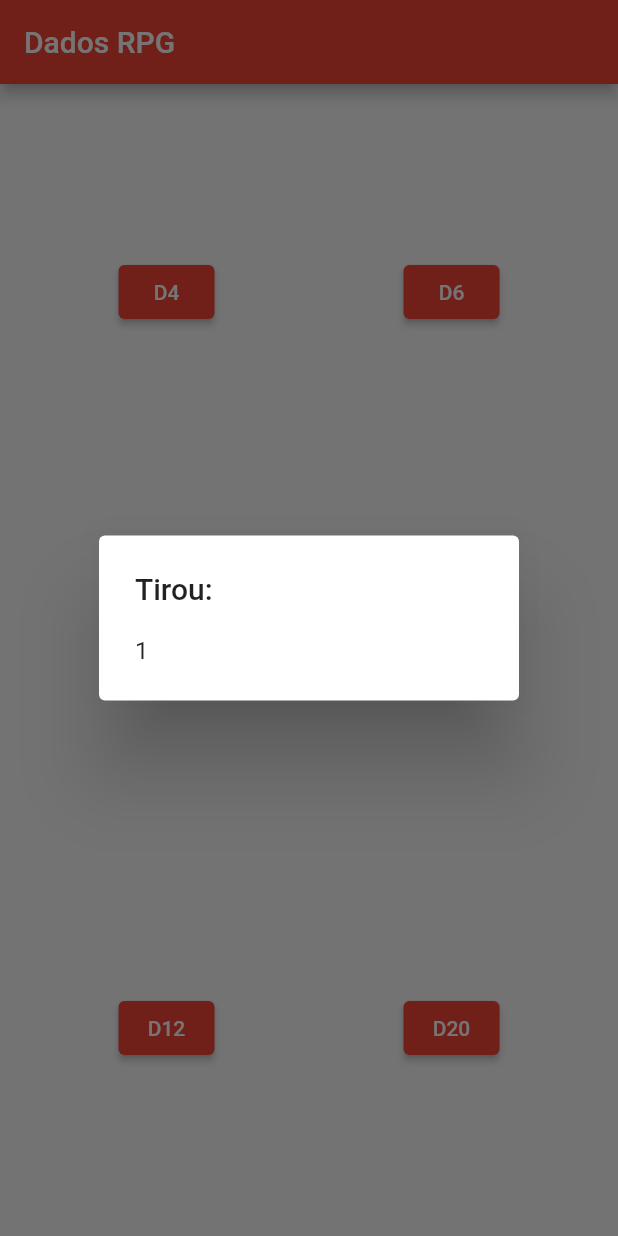
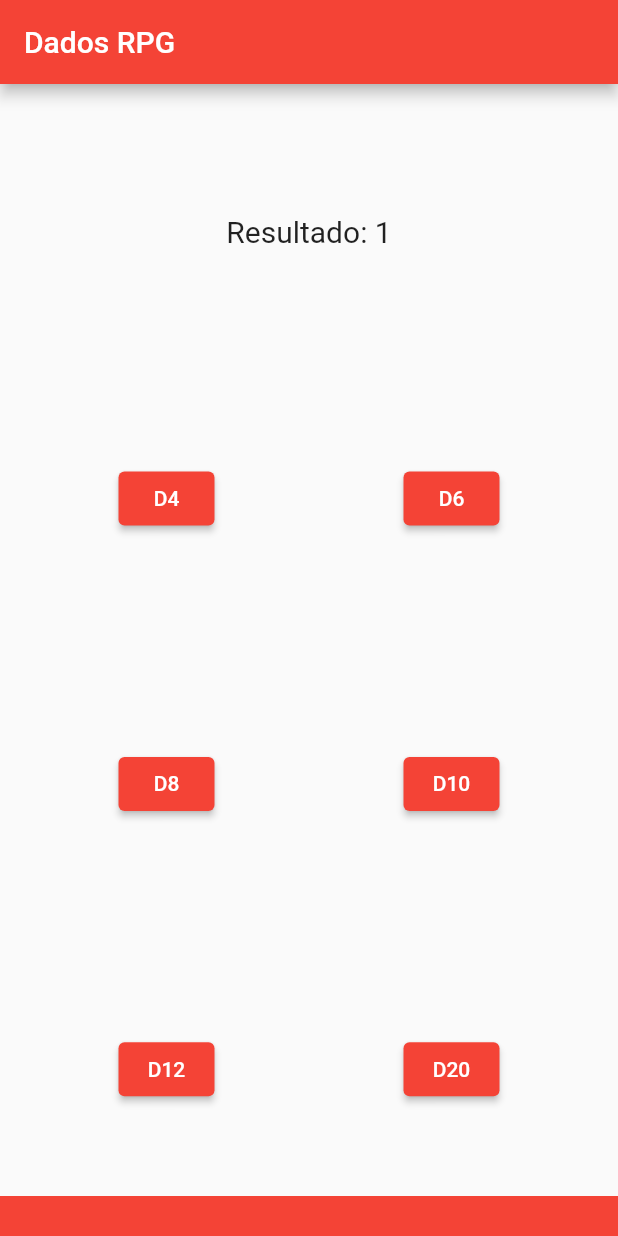
Before and after one commit to thiagorocha14/dados_rpg_trabalho, a Flutter app: the screen it shows after launch, after a tap on "D4", on a phone screen of 412 x 824 dp. Run offline on Flutter 3.47's test engine with Material 2 defaults, Android fonts, the light colour scheme and no system bars.

Commit message:
alterando jeito de mostrar o resultado

```diff
--- a/lib/grid_dados.dart
+++ b/lib/grid_dados.dart
@@ -1,3 +1,4 @@
+import 'dart:async';
 import 'dart:math';
 
 import 'package:flutter/material.dart';
@@ -10,31 +11,32 @@
 }
 
 class _GridDadosState extends State<GridDados> {
-  void rolarDados(int numeroFaces) {
-    showDialog(
-      context: context,
-      builder: (BuildContext context) {
   String text = '';
 
-        void animacaoDados(int numeroFaces, StateSetter setState) {
-          for (int i = 0; i < 10; i++) {
-            Future.delayed(const Duration(milliseconds: 1), () {
+  int index = 0;
+  void rolarDados(int numeroFaces) {
+    Timer.periodic(const Duration(milliseconds: 10), (timer) {
+      if (index == 100) {
+        timer.cancel();
+        index = 0;
+        mostrarResultado();
+        return;
+      }
+      index++;
       setState(() {
         text = (Random().nextInt(numeroFaces) + 1).toString();
       });
     });
   }
-        }
 
-        return AlertDialog(
-            title: const Text("Tirou:"),
-            content: StatefulBuilder(
-                builder: (BuildContext context, StateSetter setState) {
-              animacaoDados(numeroFaces, setState);
-
-              return Text(text);
-            }));
-      },
+  mostrarResultado() {
+    ScaffoldMessenger.of(context).showSnackBar(
+      SnackBar(
+        backgroundColor: Colors.red,
+        duration: const Duration(seconds: 5),
+        content: Text("Você tirou um $text!"),
+        // action: SnackBarAction(label: "Fechar", onPressed: () {}),
+      ),
     );
   }
 
@@ -49,6 +51,15 @@
         child: Column(
           mainAxisAlignment: MainAxisAlignment.spaceAround,
           children: [
+            Row(
+              mainAxisAlignment: MainAxisAlignment.spaceAround,
+              children: [
+                Text(
+                  'Resultado: $text',
+                  style: const TextStyle(fontSize: 20),
+                )
+              ],
+            ),
             Row(
               mainAxisAlignment: MainAxisAlignment.spaceAround,
               children: [
```
Lines whose indentation alone changed are shown as unchanged.
